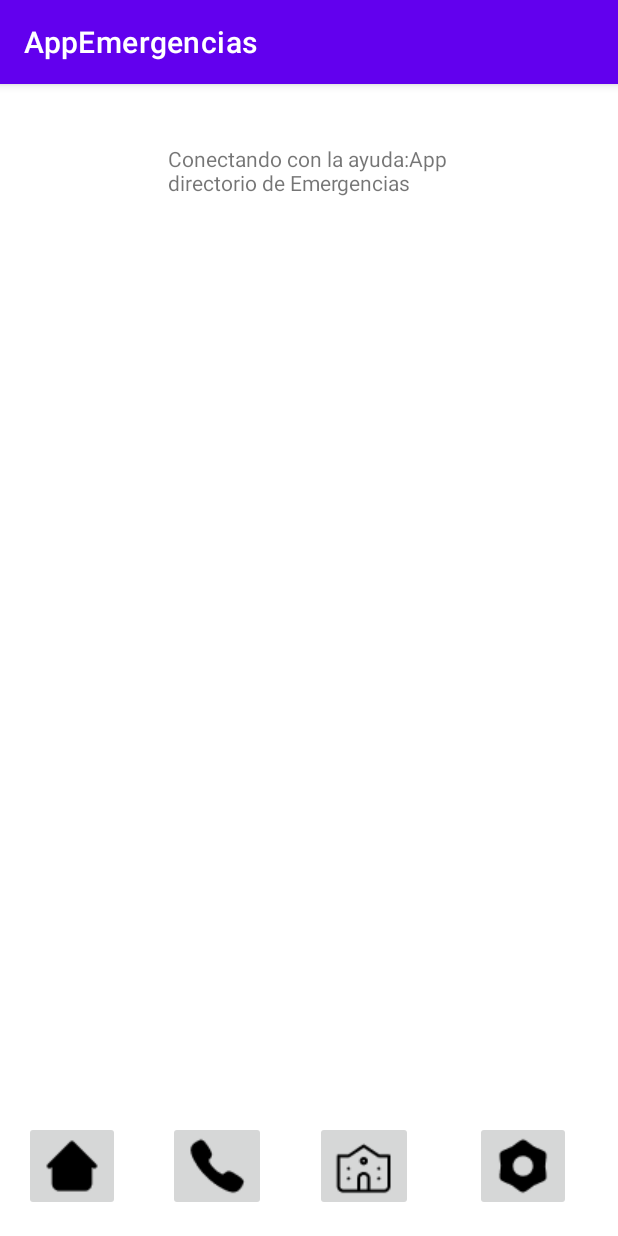
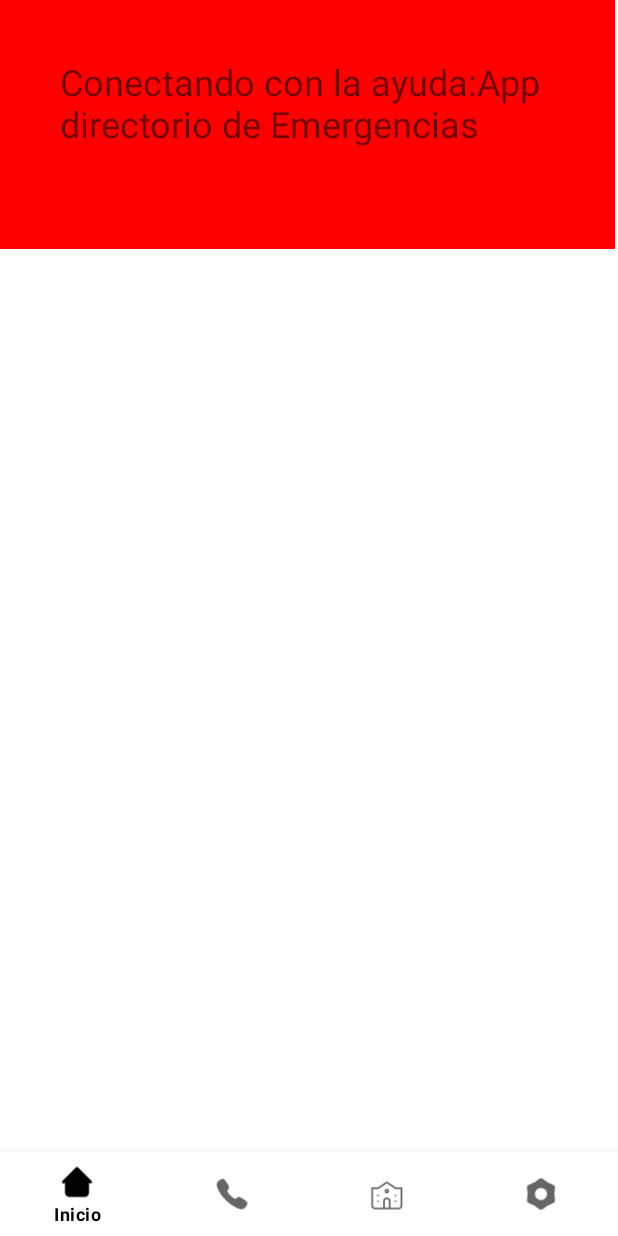
Before and after one commit to jairo-sierra2117/Proyecto_app_emergencias, an Android app: the screen it shows after launch (MainActivity), on a phone screen of 412 x 824 dp. Run offline under Robolectric (Android 15) with nearby library versions, the phone set to English and light mode, and no system bars.

Commit message:
agrege el navigation botton y el frame para cada pantalla . funcional .

```diff
--- a/app/build.gradle
+++ b/app/build.gradle
@@ -4,7 +4,7 @@ plugins {
 }
 
 android {
-    compileSdk 32
+    compileSdk 33
 
     defaultConfig {
         applicationId "com.cursokotlin.appemergencias"
@@ -37,6 +37,8 @@ dependencies {
     implementation 'androidx.appcompat:appcompat:1.6.1'
     implementation 'com.google.android.material:material:1.9.0'
     implementation 'androidx.constraintlayout:constraintlayout:2.1.4'
+    implementation 'androidx.preference:preference:1.1.1'
+    implementation 'androidx.legacy:legacy-support-v4:1.0.0'
     testImplementation 'junit:junit:4.13.2'
     androidTestImplementation 'androidx.test.ext:junit:1.1.3'
     androidTestImplementation 'androidx.test.espresso:espresso-core:3.5.1'
--- /dev/null
+++ b/app/src/main/java/com/cursokotlin/appemergencias/InicioFragment.kt
@@ -0,0 +1,59 @@
+package com.cursokotlin.appemergencias
+
+import android.os.Bundle
+import androidx.fragment.app.Fragment
+import android.view.LayoutInflater
+import android.view.View
+import android.view.ViewGroup
+
+// TODO: Rename parameter arguments, choose names that match
+// the fragment initialization parameters, e.g. ARG_ITEM_NUMBER
+private const val ARG_PARAM1 = "param1"
+private const val ARG_PARAM2 = "param2"
+
+/**
+ * A simple [Fragment] subclass.
+ * Use the [InicioFragment.newInstance] factory method to
+ * create an instance of this fragment.
+ */
+class InicioFragment : Fragment() {
+    // TODO: Rename and change types of parameters
+    private var param1: String? = null
+    private var param2: String? = null
+
+    override fun onCreate(savedInstanceState: Bundle?) {
+        super.onCreate(savedInstanceState)
+        arguments?.let {
+            param1 = it.getString(ARG_PARAM1)
+            param2 = it.getString(ARG_PARAM2)
+        }
+    }
+
+    override fun onCreateView(
+        inflater: LayoutInflater, container: ViewGroup?,
+        savedInstanceState: Bundle?
+    ): View? {
+        // Inflate the layout for this fragment
+        return inflater.inflate(R.layout.fragment_inicio, container, false)
+    }
+
+    companion object {
+        /**
+         * Use this factory method to create a new instance of
+         * this fragment using the provided parameters.
+         *
+         * @param param1 Parameter 1.
+         * @param param2 Parameter 2.
+         * @return A new instance of fragment InicioFragment.
+         */
+        // TODO: Rename and change types and number of parameters
+        @JvmStatic
+        fun newInstance(param1: String, param2: String) =
+            InicioFragment().apply {
+                arguments = Bundle().apply {
+                    putString(ARG_PARAM1, param1)
+                    putString(ARG_PARAM2, param2)
+                }
+            }
+    }
+}
--- a/app/src/main/java/com/cursokotlin/appemergencias/MainActivity.kt
+++ b/app/src/main/java/com/cursokotlin/appemergencias/MainActivity.kt
@@ -2,10 +2,46 @@ package com.cursokotlin.appemergencias
 
 import androidx.appcompat.app.AppCompatActivity
 import android.os.Bundle
+import androidx.appcompat.app.AppCompatDelegate
+import com.google.android.material.bottomnavigation.BottomNavigationView
 
 class MainActivity : AppCompatActivity() {
+
+    // Declara las instancias de los fragments
+    private val inicioFragment = InicioFragment()
+    private val ufpsFragment = UfpsFragment()
+    private val settingFragment = SettingFragment()
+
+    // Define el listener para la navegación del BottomNavigationView
+    private val mOnNavigationItemSelectedListener = BottomNavigationView.OnNavigationItemSelectedListener { item ->
+        when (item.itemId) {
+            R.id.inicioFragment -> {
+                supportFragmentManager.beginTransaction().replace(R.id.frame_container, inicioFragment).commit()
+                return@OnNavigationItemSelectedListener true
+            }
+            R.id.ufpsFragment -> {
+                supportFragmentManager.beginTransaction().replace(R.id.frame_container, ufpsFragment).commit()
+                return@OnNavigationItemSelectedListener true
+            }
+            R.id.settingFragment -> {
+                supportFragmentManager.beginTransaction().replace(R.id.frame_container, settingFragment).commit()
+                return@OnNavigationItemSelectedListener true
+            }
+        }
+        false
+    }
+
     override fun onCreate(savedInstanceState: Bundle?) {
         super.onCreate(savedInstanceState)
+        // Configura el tema para que siempre use el modo de día
+        AppCompatDelegate.setDefaultNightMode(AppCompatDelegate.MODE_NIGHT_NO)
+
         setContentView(R.layout.activity_main)
+
+        val navigation = findViewById<BottomNavigationView>(R.id.bottom_navigation)
+        navigation.setOnNavigationItemSelectedListener(mOnNavigationItemSelectedListener)
+
+        // Seleccionar el ítem correspondiente al fragmento de inicio al iniciar la actividad
+        navigation.selectedItemId = R.id.inicioFragment
     }
 }
--- /dev/null
+++ b/app/src/main/java/com/cursokotlin/appemergencias/SettingFragment.kt
@@ -0,0 +1,59 @@
+package com.cursokotlin.appemergencias
+
+import android.os.Bundle
+import androidx.fragment.app.Fragment
+import android.view.LayoutInflater
+import android.view.View
+import android.view.ViewGroup
+
+// TODO: Rename parameter arguments, choose names that match
+// the fragment initialization parameters, e.g. ARG_ITEM_NUMBER
+private const val ARG_PARAM1 = "param1"
+private const val ARG_PARAM2 = "param2"
+
+/**
+ * A simple [Fragment] subclass.
+ * Use the [SettingFragment.newInstance] factory method to
+ * create an instance of this fragment.
+ */
+class SettingFragment : Fragment() {
+    // TODO: Rename and change types of parameters
+    private var param1: String? = null
+    private var param2: String? = null
+
+    override fun onCreate(savedInstanceState: Bundle?) {
+        super.onCreate(savedInstanceState)
+        arguments?.let {
+            param1 = it.getString(ARG_PARAM1)
+            param2 = it.getString(ARG_PARAM2)
+        }
+    }
+
+    override fun onCreateView(
+        inflater: LayoutInflater, container: ViewGroup?,
+        savedInstanceState: Bundle?
+    ): View? {
+        // Inflate the layout for this fragment
+        return inflater.inflate(R.layout.fragment_setting, container, false)
+    }
+
+    companion object {
+        /**
+         * Use this factory method to create a new instance of
+         * this fragment using the provided parameters.
+         *
+         * @param param1 Parameter 1.
+         * @param param2 Parameter 2.
+         * @return A new instance of fragment SettingFragment.
+         */
+        // TODO: Rename and change types and number of parameters
+        @JvmStatic
+        fun newInstance(param1: String, param2: String) =
+            SettingFragment().apply {
+                arguments = Bundle().apply {
+                    putString(ARG_PARAM1, param1)
+                    putString(ARG_PARAM2, param2)
+                }
+            }
+    }
+}
--- /dev/null
+++ b/app/src/main/java/com/cursokotlin/appemergencias/UfpsFragment.kt
@@ -0,0 +1,59 @@
+package com.cursokotlin.appemergencias
+
+import android.os.Bundle
+import androidx.fragment.app.Fragment
+import android.view.LayoutInflater
+import android.view.View
+import android.view.ViewGroup
+
+// TODO: Rename parameter arguments, choose names that match
+// the fragment initialization parameters, e.g. ARG_ITEM_NUMBER
+private const val ARG_PARAM1 = "param1"
+private const val ARG_PARAM2 = "param2"
+
+/**
+ * A simple [Fragment] subclass.
+ * Use the [UfpsFragment.newInstance] factory method to
+ * create an instance of this fragment.
+ */
+class UfpsFragment : Fragment() {
+    // TODO: Rename and change types of parameters
+    private var param1: String? = null
+    private var param2: String? = null
+
+    override fun onCreate(savedInstanceState: Bundle?) {
+        super.onCreate(savedInstanceState)
+        arguments?.let {
+            param1 = it.getString(ARG_PARAM1)
+            param2 = it.getString(ARG_PARAM2)
+        }
+    }
+
+    override fun onCreateView(
+        inflater: LayoutInflater, container: ViewGroup?,
+        savedInstanceState: Bundle?
+    ): View? {
+        // Inflate the layout for this fragment
+        return inflater.inflate(R.layout.fragment_ufps, container, false)
+    }
+
+    companion object {
+        /**
+         * Use this factory method to create a new instance of
+         * this fragment using the provided parameters.
+         *
+         * @param param1 Parameter 1.
+         * @param param2 Parameter 2.
+         * @return A new instance of fragment UfpsFragment.
+         */
+        // TODO: Rename and change types and number of parameters
+        @JvmStatic
+        fun newInstance(param1: String, param2: String) =
+            UfpsFragment().apply {
+                arguments = Bundle().apply {
+                    putString(ARG_PARAM1, param1)
+                    putString(ARG_PARAM2, param2)
+                }
+            }
+    }
+}
--- /dev/null
+++ b/app/src/main/res/drawable/selector_btn_pressed.xml
@@ -0,0 +1,5 @@
+<?xml version="1.0" encoding="utf-8"?>
+<selector xmlns:android="http://schemas.android.com/apk/res/android">
+    <item android:drawable="@color/colorButtonPressed" android:state_pressed="true" />
+    <item android:drawable="@android:color/transparent" />
+</selector>
--- a/app/src/main/res/layout/activity_main.xml
+++ b/app/src/main/res/layout/activity_main.xml
@@ -1,74 +1,21 @@
-<?xml version="1.0" encoding="utf-8"?>
-<androidx.constraintlayout.widget.ConstraintLayout xmlns:android="http://schemas.android.com/apk/res/android"
+<RelativeLayout xmlns:android="http://schemas.android.com/apk/res/android"
     xmlns:app="http://schemas.android.com/apk/res-auto"
     xmlns:tools="http://schemas.android.com/tools"
     android:layout_width="match_parent"
     android:layout_height="match_parent"
     tools:context=".MainActivity">
 
-    <TextView
-        android:id="@+id/ttittle_home"
-        android:layout_width="205dp"
-        android:layout_height="45dp"
-        android:text="@string/conectando_con_la_ayuda_app_directorio_de_emergencias"
-        app:layout_constraintBottom_toBottomOf="parent"
-        app:layout_constraintHorizontal_bias="0.543"
-        app:layout_constraintLeft_toLeftOf="parent"
-        app:layout_constraintRight_toRightOf="parent"
-        app:layout_constraintTop_toTopOf="parent"
-        app:layout_constraintVertical_bias="0.055" />
+    <FrameLayout
+        android:id="@+id/frame_container"
+        android:layout_width="match_parent"
+        android:layout_height="match_parent"
+        android:layout_above="@id/bottom_navigation"/>
 
-    <ImageButton
-        android:id="@+id/btn_setting"
-        android:layout_width="wrap_content"
+    <com.google.android.material.bottomnavigation.BottomNavigationView
+        android:id="@+id/bottom_navigation"
+        android:layout_width="match_parent"
         android:layout_height="wrap_content"
-        android:contentDescription="@string/IMGBTN"
-        app:layout_constraintBottom_toBottomOf="parent"
-        app:layout_constraintEnd_toEndOf="parent"
-        app:layout_constraintHorizontal_bias="0.91"
-        app:layout_constraintStart_toStartOf="parent"
-        app:layout_constraintTop_toTopOf="parent"
-        app:layout_constraintVertical_bias="0.976"
-        app:srcCompat="@drawable/icon_setting"
-        tools:ignore="DuplicateSpeakableTextCheck" />
+        android:layout_alignParentBottom="true"
+        app:menu="@menu/bottom_navigation"/>
 
-    <ImageButton
-        android:id="@+id/btn_inicio"
-        android:layout_width="wrap_content"
-        android:layout_height="wrap_content"
-        android:contentDescription="@string/IMGBTN"
-        app:layout_constraintBottom_toBottomOf="parent"
-        app:layout_constraintEnd_toEndOf="parent"
-        app:layout_constraintHorizontal_bias="0.046"
-        app:layout_constraintStart_toStartOf="parent"
-        app:layout_constraintTop_toTopOf="parent"
-        app:layout_constraintVertical_bias="0.976"
-        app:srcCompat="@drawable/iconamoon_home_fill" />
-
-    <ImageButton
-        android:id="@+id/btn_call_menu"
-        android:layout_width="wrap_content"
-        android:layout_height="wrap_content"
-        android:contentDescription="@string/IMGBTN"
-        app:layout_constraintBottom_toBottomOf="parent"
-        app:layout_constraintEnd_toEndOf="parent"
-        app:layout_constraintHorizontal_bias="0.323"
-        app:layout_constraintStart_toStartOf="parent"
-        app:layout_constraintTop_toTopOf="parent"
-        app:layout_constraintVertical_bias="0.976"
-        app:srcCompat="@drawable/ion_call" />
-
-    <ImageButton
-        android:id="@+id/btn_univ"
-        android:layout_width="wrap_content"
-        android:layout_height="wrap_content"
-        android:contentDescription="@string/IMGBTN"
-        app:layout_constraintBottom_toBottomOf="parent"
-        app:layout_constraintEnd_toEndOf="parent"
-        app:layout_constraintHorizontal_bias="0.606"
-        app:layout_constraintStart_toStartOf="parent"
-        app:layout_constraintTop_toTopOf="parent"
-        app:layout_constraintVertical_bias="0.976"
-        app:srcCompat="@drawable/lucide_university" />
-
-</androidx.constraintlayout.widget.ConstraintLayout>
+</RelativeLayout>
--- /dev/null
+++ b/app/src/main/res/layout/fragment_inicio.xml
@@ -0,0 +1,40 @@
+<?xml version="1.0" encoding="utf-8"?>
+<FrameLayout xmlns:android="http://schemas.android.com/apk/res/android"
+    xmlns:tools="http://schemas.android.com/tools"
+    android:layout_width="match_parent"
+    android:layout_height="match_parent"
+    xmlns:app="http://schemas.android.com/apk/res-auto"
+    tools:context=".InicioFragment">
+
+    <!-- TODO: Update blank fragment layout -->
+    <TextView
+        android:layout_width="match_parent"
+        android:layout_height="match_parent"
+        android:text="@string/hello_blank_fragment" />
+
+    <LinearLayout
+        android:id="@+id/title_container"
+        android:layout_width="410dp"
+        android:layout_height="166dp"
+        android:background="#FF0000"
+        android:gravity="center"
+        android:orientation="vertical"
+
+        app:layout_constraintEnd_toEndOf="parent"
+        app:layout_constraintHorizontal_bias="0.0"
+        app:layout_constraintStart_toStartOf="parent"
+        app:layout_constraintTop_toTopOf="parent"
+        app:layout_constraintVertical_bias="0">
+        android:textColor="#FFFFFF" />
+
+        <TextView
+            android:id="@+id/tittle_home"
+            android:layout_width="330dp"
+            android:layout_height="89dp"
+            android:fontFamily="sans-serif"
+            android:text="@string/conectando_con_la_ayuda_app_directorio_de_emergencias"
+            android:textSize="24sp" />
+    </LinearLayout>
+
+
+</FrameLayout>
--- /dev/null
+++ b/app/src/main/res/menu/bottom_navigation.xml
@@ -0,0 +1,21 @@
+<?xml version="1.0" encoding="utf-8"?>
+<menu xmlns:android="http://schemas.android.com/apk/res/android">
+
+    <item
+        android:id="@+id/inicioFragment"
+        android:icon="@drawable/iconamoon_home_fill"
+        android:title="Inicio"/>
+
+    <item
+        android:id="@+id/callFragment"
+        android:icon="@drawable/ion_call"
+        android:title="Llamar"/>
+    <item
+        android:id="@+id/ufpsFragment"
+        android:icon="@drawable/lucide_university"
+        android:title="UFPS"/>
+    <item
+        android:id="@+id/settingFragment"
+        android:icon="@drawable/icon_setting"
+        android:title="Ajustes"/>
+</menu>
--- a/app/src/main/res/values-night/themes.xml
+++ b/app/src/main/res/values-night/themes.xml
@@ -1,6 +1,6 @@
 <resources xmlns:tools="http://schemas.android.com/tools">
     <!-- Base application theme. -->
-    <style name="Theme.AppEmergencias" parent="Theme.MaterialComponents.DayNight.DarkActionBar">
+    <style name="Theme.AppEmergencias" parent="Theme.MaterialComponents.DayNight.NoActionBar">
         <!-- Primary brand color. -->
         <item name="colorPrimary">@color/purple_200</item>
         <item name="colorPrimaryVariant">@color/purple_700</item>
--- a/app/src/main/res/values/colors.xml
+++ b/app/src/main/res/values/colors.xml
@@ -7,4 +7,8 @@
     <color name="teal_700">#FF018786</color>
     <color name="black">#FF000000</color>
     <color name="white">#FFFFFFFF</color>
+
+
+    <color name="colorButtonPressed">#80000000</color> <!-- Un color semitransparente (50% de opacidad) -->
+
 </resources>
--- a/app/src/main/res/values/themes.xml
+++ b/app/src/main/res/values/themes.xml
@@ -1,8 +1,8 @@
 <resources xmlns:tools="http://schemas.android.com/tools">
     <!-- Base application theme. -->
-    <style name="Theme.AppEmergencias" parent="Theme.MaterialComponents.DayNight.DarkActionBar">
+    <style name="Theme.AppEmergencias" parent="Theme.MaterialComponents.DayNight.NoActionBar">
         <!-- Primary brand color. -->
-        <item name="colorPrimary">@color/purple_500</item>
+        <item name="colorPrimary">@color/black</item> <!-- este color se le aplica al item menu cuando este seleccionado, es por el navigation-->
         <item name="colorPrimaryVariant">@color/purple_700</item>
         <item name="colorOnPrimary">@color/white</item>
         <!-- Secondary brand color. -->
@@ -13,4 +13,11 @@
         <item name="android:statusBarColor" tools:targetApi="l">?attr/colorPrimaryVariant</item>
         <!-- Customize your theme here. -->
     </style>
+
+    <!-- estilo de la barra de navegacion o navbar-->
+    <style name="BottomNavigation">
+        <item name="android:background">@color/white</item>
+        <item name="itemTextColor">@color/black</item>
+    </style>
+
 </resources>
```
Also changed, not shown: app/src/main/AndroidManifest.xml (+10 -0 lines), app/src/main/res/layout/fragment_setting.xml (added, +14 -0 lines), app/src/main/res/layout/fragment_ufps.xml (added, +13 -0 lines), app/src/main/res/values/arrays.xml (added, +12 -0 lines), app/src/main/res/values/strings.xml (+22 -1 lines), app/src/main/res/xml/root_preferences.xml (added, +38 -0 lines).
